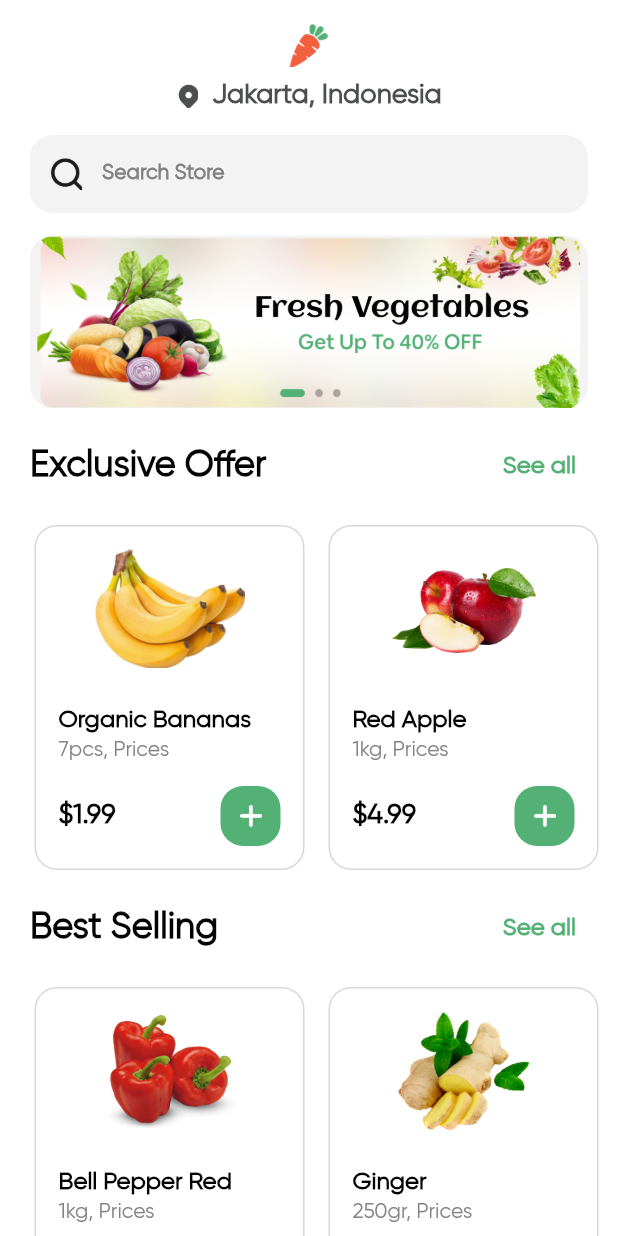
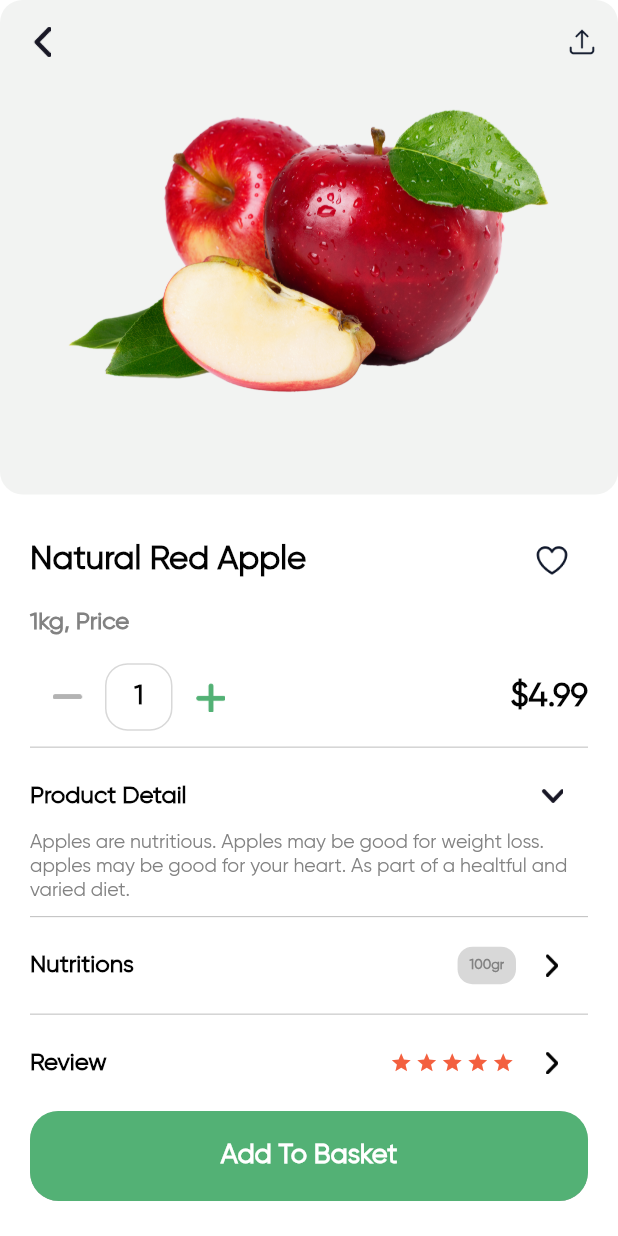
Before and after one commit to wemppywp/MyShop, a Flutter app: the HomeView screen opened directly, after a tap on "Organic Bananas", on a phone screen of 412 x 824 dp. Run offline on Flutter 3.47's test engine with Material 3 defaults, Android fonts, the phone set to English and light mode, and no system bars; drawn by our look-alikes of flutter_rating_bar; missing offline and left inert: fl_country_code_picker.

Commit message:
add product details screen

```diff
--- a/lib/view/home/home_view.dart
+++ b/lib/view/home/home_view.dart
@@ -3,6 +3,7 @@ import 'package:myshop/common/color_extension.dart';
 import 'package:myshop/common_widget/category_cell.dart';
 import 'package:myshop/common_widget/product_cell.dart';
 import 'package:myshop/common_widget/section_view.dart';
+import 'package:myshop/view/home/product_details_view.dart';
 
 class HomeView extends StatefulWidget {
   const HomeView({super.key});
@@ -189,7 +190,13 @@ class _HomeViewState extends State<HomeView> {
                         var pObj = exclusiveOfferArr[index] as Map? ?? {};
                         return ProductCell(
                           pObj: pObj,
-                          onPressed: () {},
+                          onPressed: () {
+                            Navigator.push(
+                                context,
+                                MaterialPageRoute(
+                                    builder: (context) =>
+                                        const ProductDetailsView()));
+                          },
                           onCart: () {},
                         );
                       }),
@@ -209,7 +216,13 @@ class _HomeViewState extends State<HomeView> {
                         var pObj = bestSellingArr[index] as Map? ?? {};
                         return ProductCell(
                           pObj: pObj,
-                          onPressed: () {},
+                          onPressed: () {
+                            Navigator.push(
+                                context,
+                                MaterialPageRoute(
+                                    builder: (context) =>
+                                        const ProductDetailsView()));
+                          },
                           onCart: () {},
                         );
                       }),
@@ -246,7 +259,13 @@ class _HomeViewState extends State<HomeView> {
                         var pObj = listArr[index] as Map? ?? {};
                         return ProductCell(
                           pObj: pObj,
-                          onPressed: () {},
+                          onPressed: () {
+                            Navigator.push(
+                                context,
+                                MaterialPageRoute(
+                                    builder: (context) =>
+                                        const ProductDetailsView()));
+                          },
                           onCart: () {},
                         );
                       }),
--- /dev/null
+++ b/lib/view/home/product_details_view.dart
@@ -0,0 +1,330 @@
+import 'package:flutter/material.dart';
+import 'package:flutter_rating_bar/flutter_rating_bar.dart';
+import 'package:myshop/common/color_extension.dart';
+import 'package:myshop/common_widget/round_button.dart';
+
+class ProductDetailsView extends StatefulWidget {
+  const ProductDetailsView({super.key});
+
+  @override
+  State<ProductDetailsView> createState() => _ProductDetailsViewState();
+}
+
+class _ProductDetailsViewState extends State<ProductDetailsView> {
+  @override
+  Widget build(BuildContext context) {
+    var media = MediaQuery.sizeOf(context);
+    return Scaffold(
+        backgroundColor: Colors.white,
+        body: SingleChildScrollView(
+          child: Column(
+            crossAxisAlignment: CrossAxisAlignment.start,
+            children: [
+              Stack(
+                alignment: Alignment.topCenter,
+                children: [
+                  Container(
+                    width: double.maxFinite,
+                    height: media.width * 0.8,
+                    decoration: BoxDecoration(
+                        color: const Color(0xFFF2F3F2),
+                        borderRadius: BorderRadius.circular(15)),
+                    alignment: Alignment.center,
+                    child: Image.asset(
+                      "assets/images/apple_red.png",
+                      width: media.width * 0.8,
+                    ),
+                  ),
+                  SafeArea(
+                    child: AppBar(
+                        backgroundColor: Colors.transparent,
+                        elevation: 0,
+                        leading: IconButton(
+                            onPressed: () {
+                              Navigator.pop(context);
+                            },
+                            icon: Image.asset(
+                              "assets/images/back.png",
+                              width: 20,
+                              height: 20,
+                            )),
+                        actions: [
+                          IconButton(
+                              onPressed: () {
+                                Navigator.pop(context);
+                              },
+                              icon: Image.asset(
+                                "assets/images/share.png",
+                                width: 20,
+                                height: 20,
+                              )),
+                        ]),
+                  ),
+                ],
+              ),
+              Padding(
+                padding:
+                    const EdgeInsets.symmetric(vertical: 20, horizontal: 20),
+                child: Column(
+                  crossAxisAlignment: CrossAxisAlignment.start,
+                  children: [
+                    Row(
+                      children: [
+                        Expanded(
+                          child: Text(
+                            "Natural Red Apple",
+                            style: TextStyle(
+                                color: TColor.primaryText,
+                                fontSize: 22,
+                                fontWeight: FontWeight.w700),
+                          ),
+                        ),
+                        IconButton(
+                            onPressed: () {},
+                            icon: Image.asset(
+                              "assets/images/love_outline_tab.png",
+                              width: 25,
+                              height: 25,
+                            )),
+                      ],
+                    ),
+                    const SizedBox(
+                      height: 8,
+                    ),
+                    Text(
+                      "1kg, Price",
+                      style: TextStyle(
+                          color: TColor.secondaryText,
+                          fontSize: 16,
+                          fontWeight: FontWeight.w600),
+                    ),
+                    const SizedBox(
+                      height: 15,
+                    ),
+                    Row(
+                      children: [
+                        InkWell(
+                          onTap: () {},
+                          child: Padding(
+                            padding: const EdgeInsets.all(15.0),
+                            child: Image.asset(
+                              "assets/images/subtack.png",
+                              width: 20,
+                              height: 20,
+                            ),
+                          ),
+                        ),
+                        Container(
+                          width: 45,
+                          height: 45,
+                          decoration: BoxDecoration(
+                              color: Colors.white,
+                              border: Border.all(
+                                  color: TColor.placeholder.withOpacity(0.5),
+                                  width: 1),
+                              borderRadius: BorderRadius.circular(15)),
+                          alignment: Alignment.center,
+                          child: Text(
+                            "1",
+                            style: TextStyle(
+                                color: TColor.primaryText,
+                                fontSize: 18,
+                                fontWeight: FontWeight.w600),
+                          ),
+                        ),
+                        InkWell(
+                          onTap: () {},
+                          child: Padding(
+                            padding: const EdgeInsets.all(15.0),
+                            child: Image.asset(
+                              "assets/images/add_green.png",
+                              width: 20,
+                              height: 20,
+                            ),
+                          ),
+                        ),
+                        const Spacer(),
+                        Text(
+                          "\$4.99",
+                          style: TextStyle(
+                              color: TColor.primaryText,
+                              fontSize: 22,
+                              fontWeight: FontWeight.w700),
+                        ),
+                      ],
+                    ),
+                    const SizedBox(
+                      height: 8,
+                    ),
+                    const Divider(
+                      color: Colors.black26,
+                      height: 1,
+                    ),
+                    const SizedBox(
+                      height: 8,
+                    ),
+                    Row(
+                      children: [
+                        Expanded(
+                          child: Text(
+                            "Product Detail",
+                            style: TextStyle(
+                                color: TColor.primaryText,
+                                fontSize: 16,
+                                fontWeight: FontWeight.w600),
+                          ),
+                        ),
+                        IconButton(
+                            onPressed: () {},
+                            icon: Image.asset(
+                              "assets/images/detail_open.png",
+                              width: 15,
+                              height: 15,
+                            )),
+                      ],
+                    ),
+                    Text(
+                      "Apples are nutritious. Apples may be good for weight loss. apples may be good for your heart. As part of a healtful and varied diet.",
+                      style: TextStyle(
+                          color: TColor.secondaryText,
+                          fontSize: 13,
+                          fontWeight: FontWeight.w500),
+                    ),
+                    const SizedBox(
+                      height: 8,
+                    ),
+                    const Divider(
+                      color: Colors.black26,
+                      height: 1,
+                    ),
+                    const SizedBox(
+                      height: 8,
+                    ),
+                    Row(
+                      children: [
+                        Expanded(
+                          child: Text(
+                            "Nutritions",
+                            style: TextStyle(
+                                color: TColor.primaryText,
+                                fontSize: 16,
+                                fontWeight: FontWeight.w600),
+                          ),
+                        ),
+                        Container(
+                          padding: const EdgeInsets.symmetric(
+                              vertical: 4, horizontal: 8),
+                          height: 25,
+                          decoration: BoxDecoration(
+                              color: TColor.placeholder.withOpacity(0.5),
+                              borderRadius: BorderRadius.circular(10)),
+                          alignment: Alignment.center,
+                          child: Text(
+                            "100gr",
+                            style: TextStyle(
+                                color: TColor.secondaryText,
+                                fontSize: 9,
+                                fontWeight: FontWeight.w600),
+                          ),
+                        ),
+                        IconButton(
+                            onPressed: () {},
+                            icon: Image.asset(
+                              "assets/images/next.png",
+                              width: 15,
+                              height: 15,
+                              color: TColor.primaryText,
+                            )),
+                      ],
+                    ),
+                    const SizedBox(
+                      height: 8,
+                    ),
+                    const Divider(
+                      color: Colors.black26,
+                      height: 1,
+                    ),
+                    const SizedBox(
+                      height: 8,
+                    ),
+                    Row(
+                      children: [
+                        Expanded(
+                          child: Text(
+                            "Review",
+                            style: TextStyle(
+                                color: TColor.primaryText,
+                                fontSize: 16,
+                                fontWeight: FontWeight.w600),
+                          ),
+                        ),
+                        IgnorePointer(
+                          ignoring: true,
+                          child: RatingBar.builder(
+                            initialRating: 5,
+                            minRating: 1,
+                            direction: Axis.horizontal,
+                            allowHalfRating: true,
+                            itemCount: 5,
+                            itemSize: 15,
+                            itemPadding:
+                                const EdgeInsets.symmetric(horizontal: 1.0),
+                            itemBuilder: (context, _) => const Icon(
+                              Icons.star,
+                              color: Color(0xFFF3603F),
+                            ),
+                            onRatingUpdate: (rating) {
+                              print(rating);
+                            },
+                          ),
+                        ),
+                        IconButton(
+                            onPressed: () {},
+                            icon: Image.asset(
+                              "assets/images/next.png",
+                              width: 15,
+                              height: 15,
+                              color: TColor.primaryText,
+                            )),
+                      ],
+                    ),
+                    const SizedBox(
+                      height: 8,
+                    ),
+                    RoundButton(
+                        title: "Add To Basket",
+                        onPressed: () {
+                          // Navigator.push(
+                          //     context,
+                          //     MaterialPageRoute(
+                          //         builder: (context) => const MainTabView()));
+                        }),
+                  ],
+                ),
+              )
+              // Text(
+              //   "Login",
+              //   textAlign: TextAlign.start,
+              //   style: TextStyle(
+              //       color: TColor.primaryText,
+              //       fontSize: 26,
+              //       fontWeight: FontWeight.w600),
+              // ),
+              // SizedBox(
+              //   height: media.width * 0.03,
+              // ),
+              // Text(
+              //   "Enter your email and password",
+              //   style: TextStyle(
+              //       color: TColor.secondaryText,
+              //       fontSize: 16,
+              //       fontWeight: FontWeight.w500),
+              // ),
+              // SizedBox(
+              //   height: media.width * 0.1,
+              // ),
+            ],
+          ),
+        ));
+  }
+}
--- a/pubspec.yaml
+++ b/pubspec.yaml
@@ -17,6 +17,7 @@ dependencies:
   # Use with the CupertinoIcons class for iOS style icons.
   cupertino_icons: ^1.0.2
   fl_country_code_picker: ^0.1.9+1
+  flutter_rating_bar: ^4.0.1
 
 dev_dependencies:
   flutter_test:
```
Also changed, not shown: assets/images/share.png, pubspec.lock.
